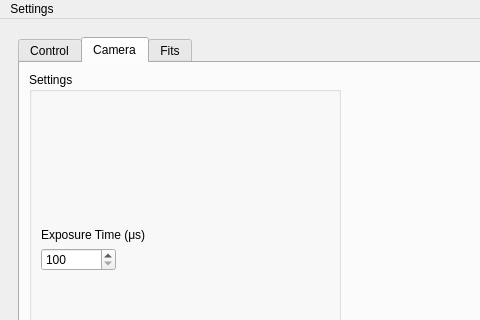
Old version of the form mainwindow.ui in the repository QSUM-UNB/GUI-ColdAtomCapture; both pictures show x 0 to 480 and y 0 to 320 of the 1029 by 653 pixel window.
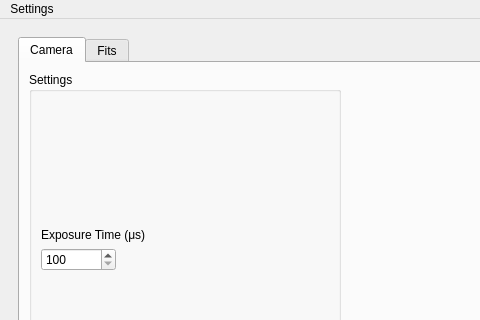
New version of the form. Custom widgets are drawn as their Qt base class.

Commit message: Fix fitting in image processing

```diff
--- a/mainwindow.ui
+++ b/mainwindow.ui
@@ -23,11 +23,6 @@
          <property name="currentIndex">
           <number>1</number>
          </property>
-         <widget class="QWidget" name="controlTab">
-          <attribute name="title">
-           <string>Control</string>
-          </attribute>
-         </widget>
          <widget class="QWidget" name="cameraTab">
           <attribute name="title">
            <string>Camera</string>
```
Left out of the diff: 2 changed lines with no effect on the pictures. The commit also changes 1 other file.
